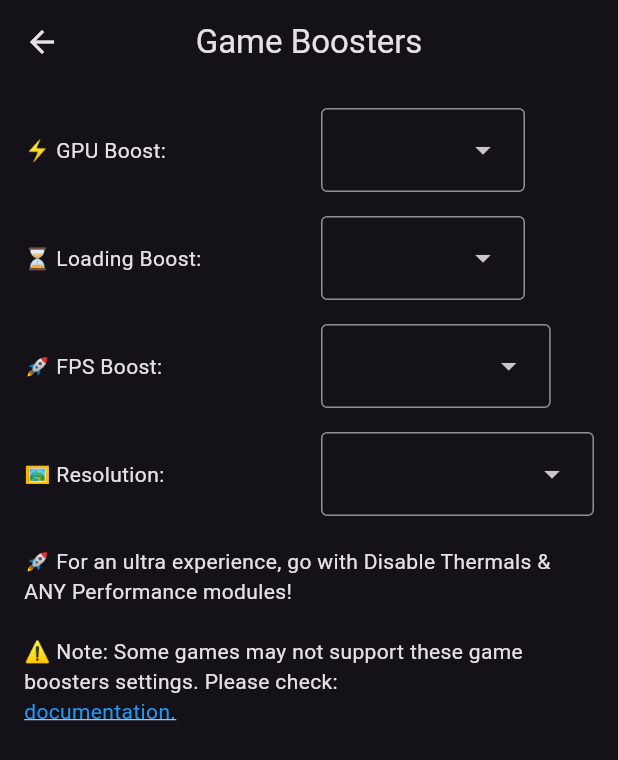
After one commit to vdbay/aioapp, a Flutter app: the GamesettingsView screen opened by its route, on a phone screen of 412 x 824 dp. The commit adds this screen. Shown: the top 760 px of the screen. Run offline on Flutter 3.47's test engine with Material 3 defaults, Android fonts, the light colour scheme and no system bars; our stand-ins replace get; missing offline and left inert: installed_apps, root.

Commit message:
:sparkles: v1.1

```diff
--- a/lib/app/modules/gamelauncher/controllers/gamelauncher_controller.dart
+++ b/lib/app/modules/gamelauncher/controllers/gamelauncher_controller.dart
@@ -5,7 +5,6 @@ import 'package:installed_apps/installed_apps.dart';
 import '../../../utils/rootcommand.dart';
 
 class GamelauncherController extends GetxController {
-  RxList<String> packagesList = <String>[].obs;
   RxBool isLoading = false.obs;
 
   Future<List<String>?> getInstalledPackages() async {
@@ -22,34 +21,75 @@ class GamelauncherController extends GetxController {
     return apps;
   }
 
-  Future<String?> runSelected(String packageName) async {
+  Future<String?> getDownscaleFactor() async {
+    return await RootCommand.run('getprop vdbay.game.downscaleFactor');
+  }
+
+  Future<String?> setDownscaleFactor(String value) async {
+    return await RootCommand.run('resetprop -n vdbay.game.downscaleFactor $value');
+  }
+
+  Future<String?> getFps() async {
+    return await RootCommand.run('getprop vdbay.game.fps');
+  }
+
+  Future<String?> setFps(String value) async {
+    return await RootCommand.run('resetprop -n vdbay.game.fps $value');
+  }
+
+  Future<String?> getLoadingBoost() async {
+    return await RootCommand.run('getprop vdbay.game.loadingBoost');
+  }
+
+  Future<String?> setLoadingBoost(String value) async {
+    return await RootCommand.run('resetprop -n vdbay.game.loadingBoost $value');
+  }
+
+  Future<String?> getUseAngle() async {
+    return await RootCommand.run('getprop vdbay.game.useAngle');
+  }
+
+  Future<String?> setUseAngle(String value) async {
+    return await RootCommand.run('resetprop -n vdbay.game.useAngle $value');
+  }
+
+  Future<String?> runSelectedPackageWithGameSettings(
+    String packageName, {
+    GameSettingsModel? settings,
+  }) async {
     isLoading(true);
-    // force stop
     String? res = await RootCommand.run('am force-stop $packageName');
-    // set refresh rate
-    res = "$res\n${await RootCommand.run('settings put system peak_refresh_rate 60')}";
-    res = "$res\n${await RootCommand.run('settings put system min_refresh_rate 60')}";
-    res = "$res\n${await RootCommand.run('settings put system peak_refresh_rate 90')}";
-    res = "$res\n${await RootCommand.run('settings put system min_refresh_rate 90')}";
-    res = "$res\n${await RootCommand.run('settings put system peak_refresh_rate 120')}";
-    res = "$res\n${await RootCommand.run('settings put system min_refresh_rate 120')}";
-    // set game overlay
-    res = "$res\n${await RootCommand.run('device_config put game_overlay $packageName mode=1,downscaleFactor=0.7,fps=60,loadingBoost=28800000,useAngle=true:mode=2,downscaleFactor=0.7,fps=60,loadingBoost=28800000,useAngle=true:mode=3,downscaleFactor=0.7,fps=60,loadingBoost=28800000,useAngle=true')}";
-    res = "$res\n${await RootCommand.run('device_config put game_overlay $packageName mode=1,downscaleFactor=0.7,fps=90,loadingBoost=28800000,useAngle=true:mode=2,downscaleFactor=0.7,fps=90,loadingBoost=28800000,useAngle=true:mode=3,downscaleFactor=0.7,fps=90,loadingBoost=28800000,useAngle=true')}";
-    res = "$res\n${await RootCommand.run('device_config put game_overlay $packageName mode=1,downscaleFactor=0.7,fps=120,loadingBoost=28800000,useAngle=true:mode=2,downscaleFactor=0.7,fps=120,loadingBoost=28800000,useAngle=true:mode=3,downscaleFactor=0.7,fps=120,loadingBoost=28800000,useAngle=true')}";
-    // set game performance
+    res = "$res\n${await RootCommand.run('settings put system peak_refresh_rate ${settings?.fps}')}";
+    res = "$res\n${await RootCommand.run('settings put system min_refresh_rate ${settings?.fps}')}')}";
+    res = "$res\n${await RootCommand.run('device_config put game_overlay $packageName mode=1,downscaleFactor=${settings?.downscaleFactor},fps=${settings?.fps},loadingBoost=${settings?.loadingBoost},useAngle=${settings?.useAngle}:mode=2,downscaleFactor=${settings?.downscaleFactor},fps=${settings?.fps},loadingBoost=${settings?.loadingBoost},useAngle=${settings?.useAngle}:mode=3,downscaleFactor=${settings?.downscaleFactor},fps=${settings?.fps},loadingBoost=${settings?.loadingBoost},useAngle=${settings?.useAngle}')}";
     res = "$res\n${await RootCommand.run('cmd game mode performance $packageName')}";
-    // // clear ART JIT
-    // res = "$res\n${await RootCommand.run('pm compile --reset $packageName')}";
-    // res = "$res\n${await RootCommand.run('pm art clear-app-profiles $packageName')}";
-    // res = "$res\n${await RootCommand.run('cmd package compile -m verify -f $packageName')}";
-    // // force ART JIT
-    // res = "$res\n${await RootCommand.run('cmd package compile -m speed -f $packageName')}";
-    // launch
     res = "$res\n${await RootCommand.run('monkey -p $packageName 1')}";
     res = "$res\n${await RootCommand.sendNotificationAndToast('Running and optimized!: $packageName')}";
     isLoading(false);
     Get.back(closeOverlays: true);
     return res;
   }
+
+  Future<GameSettingsModel> getGameSettings() async {
+    return GameSettingsModel(
+      downscaleFactor: await getDownscaleFactor(),
+      fps: await getFps(),
+      loadingBoost: await getLoadingBoost(),
+      useAngle: await getUseAngle(),
+    );
+  }
 }
+
+class GameSettingsModel {
+  String? downscaleFactor;
+  String? fps;
+  String? loadingBoost;
+  String? useAngle;
+
+  GameSettingsModel({
+    this.downscaleFactor,
+    this.fps,
+    this.loadingBoost,
+    this.useAngle,
+  });
+}
--- /dev/null
+++ b/lib/app/modules/gamesettings/controllers/gamesettings_controller.dart
@@ -0,0 +1,6 @@
+import 'package:aioapp/app/modules/gamelauncher/controllers/gamelauncher_controller.dart';
+import 'package:get/get.dart';
+
+class GamesettingsController extends GetxController {
+  final gameLauncherController = Get.put(GamelauncherController());
+}
--- /dev/null
+++ b/lib/app/modules/gamesettings/views/gamesettings_view.dart
@@ -0,0 +1,189 @@
+import 'package:aioapp/app/modules/gamelauncher/controllers/gamelauncher_controller.dart';
+import 'package:aioapp/app/utils/vsnackbar.dart';
+import 'package:flutter/material.dart';
+
+import 'package:get/get.dart';
+
+import '../controllers/gamesettings_controller.dart';
+
+class GamesettingsView extends GetView<GamesettingsController> {
+  const GamesettingsView({super.key});
+  @override
+  Widget build(BuildContext context) {
+    return Scaffold(
+        appBar: AppBar(
+          title: const Text('Game Boosters'),
+          centerTitle: true,
+        ),
+        body: Padding(
+          padding: const EdgeInsets.all(16),
+          child: FutureBuilder<GameSettingsModel>(
+            future: controller.gameLauncherController.getGameSettings(),
+            builder: (context, snapshot) {
+              if (snapshot.hasData) {
+                return SingleChildScrollView(
+                  child: Column(
+                    children: [
+                      Row(
+                        children: [
+                          const Expanded(child: Text('⚡ GPU Boost:')),
+                          const SizedBox(
+                            width: 16,
+                          ),
+                          Flexible(
+                            child: DropdownMenu<String>(
+                              initialSelection: snapshot.data?.useAngle,
+                              onSelected: (String? value) async {
+                                await controller.gameLauncherController.setUseAngle("$value");
+                              },
+                              dropdownMenuEntries: const [
+                                DropdownMenuEntry<String>(
+                                  value: "true",
+                                  label: "Yes",
+                                ),
+                                DropdownMenuEntry<String>(
+                                  value: "false",
+                                  label: "No",
+                                ),
+                              ],
+                            ),
+                          ),
+                        ],
+                      ),
+                      const SizedBox(height: 16),
+                      Row(
+                        children: [
+                          const Expanded(child: Text('⏳ Loading Boost:')),
+                          const SizedBox(
+                            width: 16,
+                          ),
+                          Flexible(
+                            child: DropdownMenu<String>(
+                              initialSelection: snapshot.data?.loadingBoost,
+                              onSelected: (String? value) async {
+                                await controller.gameLauncherController.setLoadingBoost("$value");
+                              },
+                              dropdownMenuEntries: const [
+                                DropdownMenuEntry<String>(
+                                  value: "${8 * 60 * 60 * 1000}",
+                                  label: "Yes",
+                                ),
+                                DropdownMenuEntry<String>(
+                                  value: "${0}",
+                                  label: "No",
+                                ),
+                              ],
+                            ),
+                          ),
+                        ],
+                      ),
+                      const SizedBox(height: 16),
+                      Row(
+                        children: [
+                          const Expanded(child: Text('🚀 FPS Boost:')),
+                          const SizedBox(
+                            width: 16,
+                          ),
+                          Flexible(
+                            child: DropdownMenu<String>(
+                              initialSelection: snapshot.data?.fps,
+                              onSelected: (String? value) async {
+                                await controller.gameLauncherController.setFps("$value");
+                              },
+                              dropdownMenuEntries: const [
+                                DropdownMenuEntry<String>(
+                                  value: "60",
+                                  label: "60 FPS",
+                                ),
+                                // DropdownMenuEntry<String>(
+                                //   value: "90",
+                                //   label: "90 FPS",
+                                // ),
+                                DropdownMenuEntry<String>(
+                                  value: "120",
+                                  label: "120 FPS",
+                                ),
+                              ],
+                            ),
+                          ),
+                        ],
+                      ),
+                      const SizedBox(height: 16),
+                      Row(
+                        children: [
+                          const Expanded(child: Text('🖼️ Resolution:')),
+                          const SizedBox(
+                            width: 16,
+                          ),
+                          Flexible(
+                            child: DropdownMenu<String>(
+                              initialSelection: snapshot.data?.downscaleFactor,
+                              onSelected: (String? value) async {
+                                await controller.gameLauncherController.setDownscaleFactor("$value");
+                              },
+                              dropdownMenuEntries: const [
+                                DropdownMenuEntry<String>(
+                                  value: "1",
+                                  label: "100% (FHD+)", // Full HD+
+                                ),
+                                DropdownMenuEntry<String>(
+                                  value: "0.9",
+                                  label: "90% (HD)", // High Definition
+                                ),
+                                DropdownMenuEntry<String>(
+                                  value: "0.8",
+                                  label: "80% (qHD)", // Quarter HD
+                                ),
+                                DropdownMenuEntry<String>(
+                                  value: "0.7",
+                                  label: "70% (SD)", // Standard Definition
+                                ),
+                                DropdownMenuEntry<String>(
+                                  value: "0.6",
+                                  label: "60% (nHD)", // Near HD
+                                ),
+                                DropdownMenuEntry<String>(
+                                  value: "0.5",
+                                  label: "50% (LD)", // Low Definition
+                                ),
+                              ],
+                            ),
+                          ),
+                        ],
+                      ),
+                      const Text("\n🚀 For an ultra experience, go with Disable Thermals & ANY Performance modules!"),
+                      const Text("\n⚠️ Note: Some games may not support these game boosters settings. Please check:"),
+                      Row(
+                        mainAxisAlignment: MainAxisAlignment.start,
+                        children: [
+                          GestureDetector(
+                            onTap: () {
+                              Vsnackbar.showVSnackbar("URL", "https://developer.android.com/games/optimize/adpf/gamemode/gamemode-interventions", vSnackBarType: VSnackBarType.success);
+                            },
+                            child: const Text(
+                              "documentation.",
+                              style: TextStyle(
+                                color: Colors.blue, // Change color to indicate it's clickable
+                                decoration: TextDecoration.underline, // Underline for clarity
+                              ),
+                            ),
+                          ),
+                        ],
+                      ),
+                    ],
+                  ),
+                );
+              } else if (snapshot.hasError) {
+                return Center(
+                  child: Text(snapshot.error.toString()),
+                );
+              } else {
+                return const Center(
+                  child: CircularProgressIndicator(),
+                );
+              }
+            },
+          ),
+        ));
+  }
+}
--- a/lib/app/routes/app_pages.dart
+++ b/lib/app/routes/app_pages.dart
@@ -1,11 +1,15 @@
-// ignore_for_file: constant_identifier_names
-
 import 'package:get/get.dart';
 
+import '../modules/charging/bindings/charging_binding.dart';
+import '../modules/charging/views/charging_view.dart';
 import '../modules/gamelauncher/bindings/gamelauncher_binding.dart';
 import '../modules/gamelauncher/views/gamelauncher_view.dart';
+import '../modules/gamesettings/bindings/gamesettings_binding.dart';
+import '../modules/gamesettings/views/gamesettings_view.dart';
 import '../modules/home/bindings/home_binding.dart';
 import '../modules/home/views/home_view.dart';
+
+// ignore_for_file: constant_identifier_names
 
 part 'app_routes.dart';
 
@@ -25,5 +29,15 @@ class AppPages {
       page: () => const GamelauncherView(),
       binding: GamelauncherBinding(),
     ),
+    GetPage(
+      name: _Paths.CHARGING,
+      page: () => const ChargingView(),
+      binding: ChargingBinding(),
+    ),
+    GetPage(
+      name: _Paths.GAMESETTINGS,
+      page: () => const GamesettingsView(),
+      binding: GamesettingsBinding(),
+    ),
   ];
 }
--- a/lib/app/routes/app_routes.dart
+++ b/lib/app/routes/app_routes.dart
@@ -7,10 +7,14 @@ abstract class Routes {
   Routes._();
   static const HOME = _Paths.HOME;
   static const GAMELAUNCHER = _Paths.GAMELAUNCHER;
+  static const CHARGING = _Paths.CHARGING;
+  static const GAMESETTINGS = _Paths.GAMESETTINGS;
 }
 
 abstract class _Paths {
   _Paths._();
   static const HOME = '/home';
   static const GAMELAUNCHER = '/gamelauncher';
+  static const CHARGING = '/charging';
+  static const GAMESETTINGS = '/gamesettings';
 }
```
Also changed, not shown: lib/app/modules/charging/bindings/charging_binding.dart (added, +12 -0 lines), lib/app/modules/charging/controllers/charging_controller.dart (added, +49 -0 lines), lib/app/modules/charging/views/charging_view.dart (added, +132 -0 lines), lib/app/modules/gamelauncher/views/gamelauncher_view.dart (+16 -8 lines), lib/app/modules/gamesettings/bindings/gamesettings_binding.dart (added, +12 -0 lines), lib/app/modules/home/views/home_view.dart (+26 -2 lines), lib/app/utils/rootcommand.dart (+4 -4 lines).
